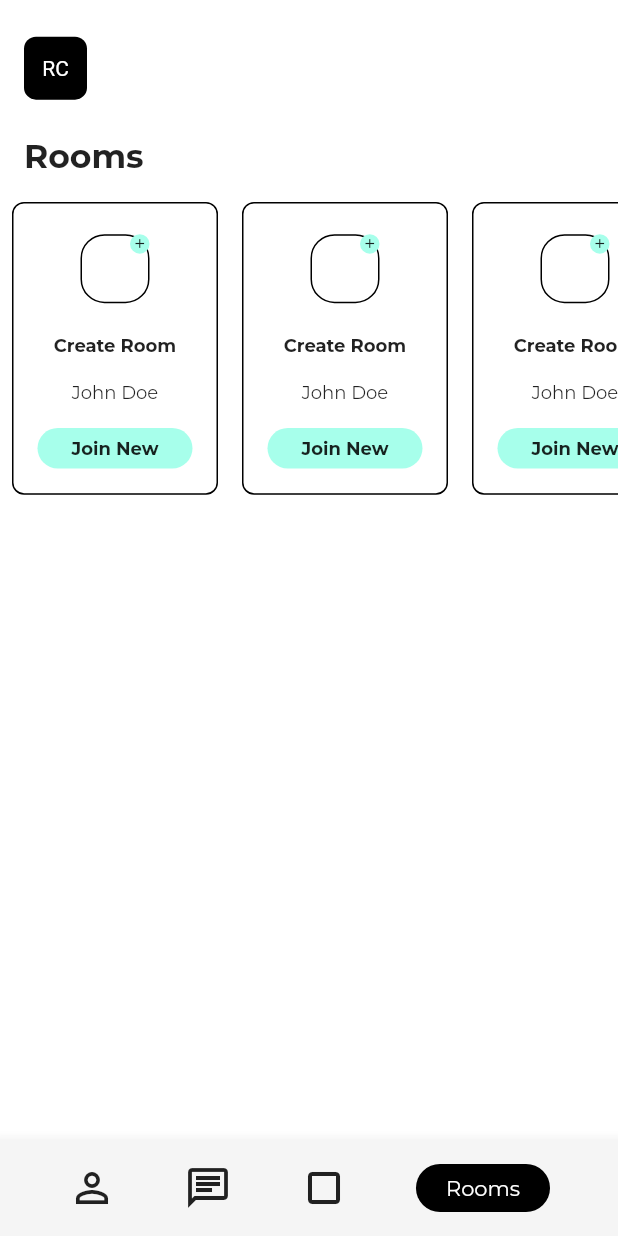
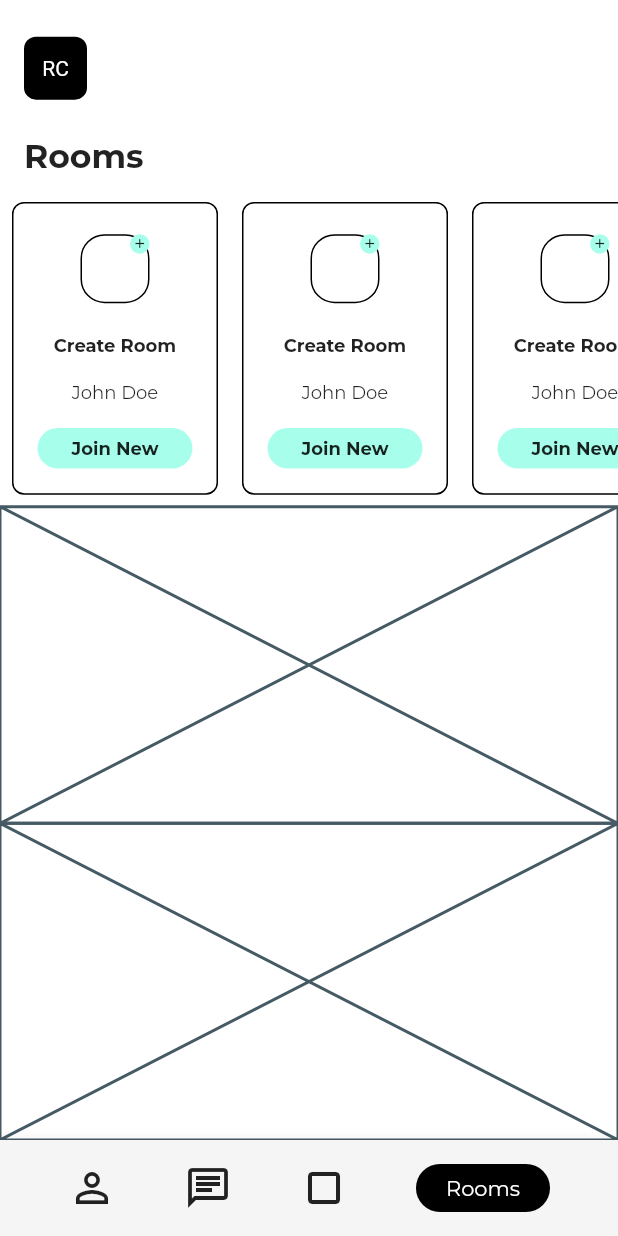
Before and after one commit to JAICHANGPARK/flutter_notebook_8th_story, a Flutter app: the RoomsPage screen opened by its route, on a phone screen of 412 x 824 dp. Run offline on Flutter 3.47's test engine with Material 2 defaults, Android fonts, the phone set to English and light mode, and no system bars; our stand-ins replace badges, flutter_hooks, google_fonts, hooks_riverpod, state_notifier.

Commit message:
Update rooms_page.dart

```diff
--- a/lib/ep588_social_app/rooms_page.dart
+++ b/lib/ep588_social_app/rooms_page.dart
@@ -287,7 +287,15 @@ class _RoomsPageState extends State<RoomsPage> {
                     flex: 6,
                     child: Column(
                       children: [
-
+                      Expanded(
+                        flex : 2,
+                        child: Placeholder(),
+                      )
+                        ,
+                        Expanded(
+                          flex : 2,
+                          child: Placeholder(),
+                        )
                       ],
                     ),
                   ),
```
